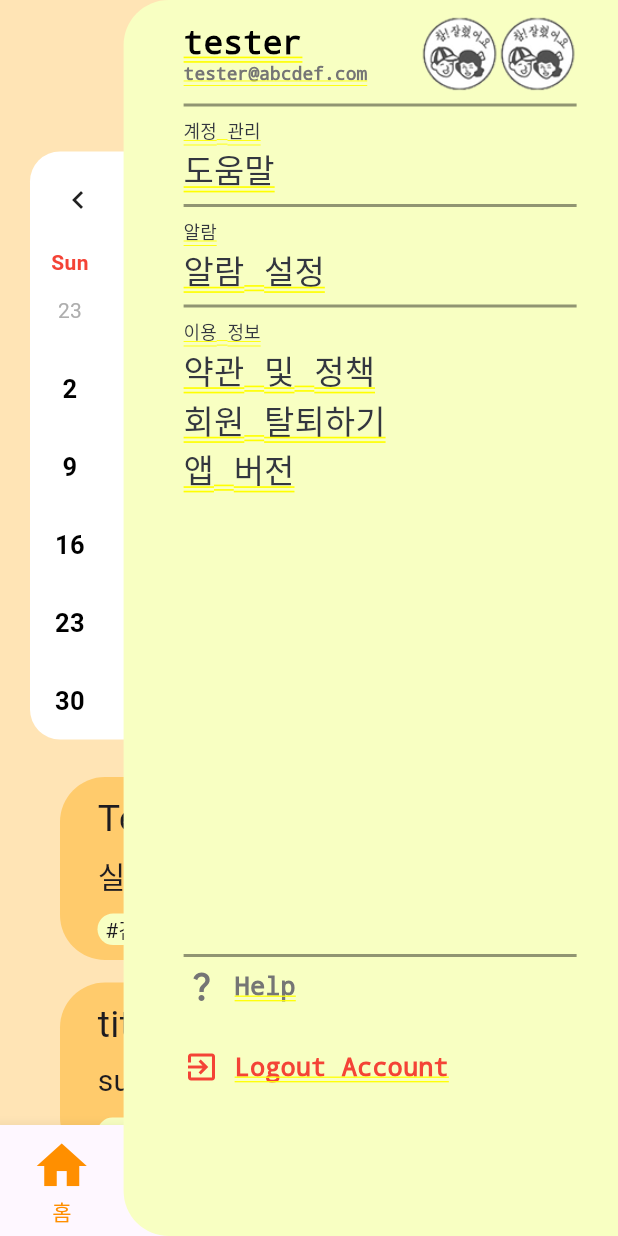
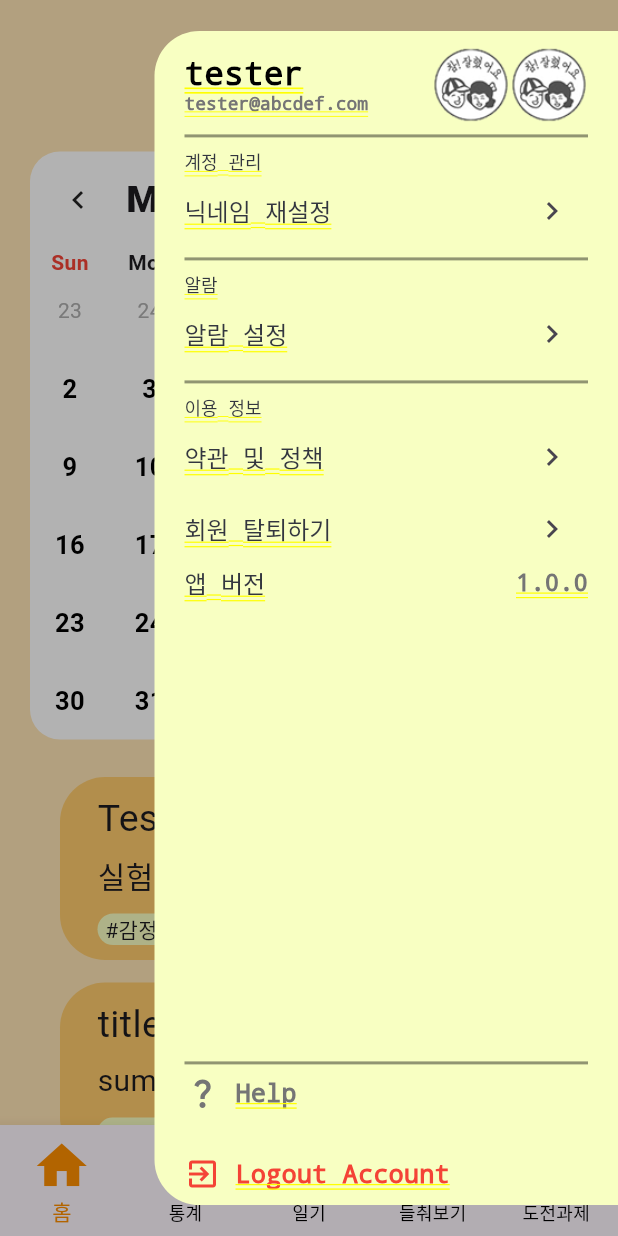
Before and after one commit to swatper/CapstoneDesign_Diary, a Flutter app: the screen it shows after launch, after a tap on the "menu" icon, on a phone screen of 412 x 824 dp. Run offline on Flutter 3.47's test engine with Material 3 defaults, Android fonts, the phone set to English and light mode, and no system bars; drawn by our look-alikes of table_calendar; missing offline and left inert: custom_calender_picker.

Commit message:
사이드메뉴 임시 저장

```diff
--- a/lib/HomeWindow/homewindow.dart
+++ b/lib/HomeWindow/homewindow.dart
@@ -44,8 +44,8 @@ class _HomeWindowState extends State<HomeWindow> {
         pageBuilder: (context, animation, secondaryAnimation) {
           return SlideTransition(
             position: Tween<Offset>(
-              begin: Offset(1.0, 0.0),
-              end: Offset(0.2, 0.0),
+              begin: Offset(1.0, 0),
+              end: Offset(0, 0),
             ).animate(animation),
             child: Menuwidget(),
           );
--- a/lib/HomeWindow/menuwidget.dart
+++ b/lib/HomeWindow/menuwidget.dart
@@ -16,20 +16,59 @@ class _Menuwidget extends State<Menuwidget> {
 
   @override
   Widget build(BuildContext context) {
+    String appVersion = "1.0.0";
     Color infoColor1 = Color(0xff33363F);
     Color infoColor2 = Color(0xff757575);
     double lineThickness = 2.0;
     double titleSize = 12.0;
-    double infoSize = 22.0;
+    double infoSize = 16.0;
     FontWeight fontWeightSet = FontWeight.w300;
 
-    return Container(
+    void nickNameReset() {
+      //닉네임 재설정
+    }
+
+    void alarmSetting() {
+      //알람 설정
+    }
+
+    void showInfo() {
+      //이용 정보
+    }
+
+    void withdrawMembership() {
+      //회원 탈퇴
+    }
+
+    return Stack(
+      children: [
+        //반투명 검은 배경
+        GestureDetector(
+          onTap: () => Navigator.pop(context), //배경 클릭 시 닫힘
+          child: Container(
+            color: Color.fromRGBO(0, 0, 0, 0.3),
+            width: double.infinity,
+            height: double.infinity,
+          ),
+        ),
+        //메뉴 배경
+        Align(
+          alignment: Alignment.centerRight,
+          child: Container(
+            width: MediaQuery.of(context).size.width * 0.75,
+            height: MediaQuery.of(context).size.height * 0.95,
             decoration: BoxDecoration(
               color: Color(0xffF8FFC2),
-        borderRadius: BorderRadius.circular(30),
+              borderRadius: BorderRadius.only(
+                topLeft: Radius.circular(30),
+                bottomLeft: Radius.circular(30),
               ),
+            ),
+            //메뉴 내용
             child: Padding(
-        padding: EdgeInsets.fromLTRB(40, 10, 110, 0),
+              padding: EdgeInsets.symmetric(horizontal: 20),
+              child: Container(
+                margin: EdgeInsets.only(top: 10),
                 child: Column(
                   crossAxisAlignment: CrossAxisAlignment.start,
                   children: [
@@ -41,7 +80,10 @@ class _Menuwidget extends State<Menuwidget> {
                           children: [
                             Text(
                               "tester",
-                      style: TextStyle(color: Colors.black, fontSize: 22),
+                              style: TextStyle(
+                                color: Colors.black,
+                                fontSize: 22,
+                              ),
                             ),
                             Text(
                               "tester@abcdef.com",
@@ -75,13 +117,22 @@ class _Menuwidget extends State<Menuwidget> {
                         fontWeight: fontWeightSet,
                       ),
                     ),
+                    Row(
+                      mainAxisAlignment: MainAxisAlignment.spaceBetween,
+                      children: [
                         Text(
-              "도움말",
+                          "닉네임 재설정",
                           style: TextStyle(
                             color: infoColor1,
                             fontSize: infoSize,
                             fontWeight: fontWeightSet,
                           ),
+                        ),
+                        IconButton(
+                          onPressed: nickNameReset,
+                          icon: Icon(Icons.chevron_right_sharp),
+                        ),
+                      ],
                     ),
                     Divider(color: Color(0xff919572), thickness: lineThickness),
                     Text(
@@ -92,6 +143,9 @@ class _Menuwidget extends State<Menuwidget> {
                         fontWeight: fontWeightSet,
                       ),
                     ),
+                    Row(
+                      mainAxisAlignment: MainAxisAlignment.spaceBetween,
+                      children: [
                         Text(
                           "알람 설정",
                           style: TextStyle(
@@ -99,6 +153,12 @@ class _Menuwidget extends State<Menuwidget> {
                             fontSize: infoSize,
                             fontWeight: fontWeightSet,
                           ),
+                        ),
+                        IconButton(
+                          onPressed: alarmSetting,
+                          icon: Icon(Icons.chevron_right_sharp),
+                        ),
+                      ],
                     ),
                     Divider(color: Color(0xff919572), thickness: lineThickness),
                     Text(
@@ -109,6 +169,9 @@ class _Menuwidget extends State<Menuwidget> {
                         fontWeight: fontWeightSet,
                       ),
                     ),
+                    Row(
+                      mainAxisAlignment: MainAxisAlignment.spaceBetween,
+                      children: [
                         Text(
                           "약관 및 정책",
                           style: TextStyle(
@@ -117,6 +180,15 @@ class _Menuwidget extends State<Menuwidget> {
                             fontWeight: fontWeightSet,
                           ),
                         ),
+                        IconButton(
+                          onPressed: showInfo,
+                          icon: Icon(Icons.chevron_right_sharp),
+                        ),
+                      ],
+                    ),
+                    Row(
+                      mainAxisAlignment: MainAxisAlignment.spaceBetween,
+                      children: [
                         Text(
                           "회원 탈퇴하기",
                           style: TextStyle(
@@ -125,6 +197,15 @@ class _Menuwidget extends State<Menuwidget> {
                             fontWeight: fontWeightSet,
                           ),
                         ),
+                        IconButton(
+                          onPressed: withdrawMembership,
+                          icon: Icon(Icons.chevron_right_sharp),
+                        ),
+                      ],
+                    ),
+                    Row(
+                      mainAxisAlignment: MainAxisAlignment.spaceBetween,
+                      children: [
                         Text(
                           "앱 버전",
                           style: TextStyle(
@@ -133,13 +214,28 @@ class _Menuwidget extends State<Menuwidget> {
                             fontWeight: fontWeightSet,
                           ),
                         ),
+                        Text(
+                          appVersion,
+                          style: TextStyle(
+                            color: infoColor2,
+                            fontSize: infoSize,
+                          ),
+                        ),
+                      ],
+                    ),
                     SizedBox(height: 300),
                     Divider(color: Color(0xff919572), thickness: lineThickness),
                     Row(
                       children: [
-                Icon(Icons.question_mark_outlined, color: Color(0xff757575)),
+                        Icon(
+                          Icons.question_mark_outlined,
+                          color: Color(0xff757575),
+                        ),
                         SizedBox(width: 10),
-                Text("Help", style: TextStyle(color: infoColor2, fontSize: 17)),
+                        Text(
+                          "Help",
+                          style: TextStyle(color: infoColor2, fontSize: 17),
+                        ),
                       ],
                     ),
                     SizedBox(height: 30),
@@ -156,6 +252,10 @@ class _Menuwidget extends State<Menuwidget> {
                   ],
                 ),
               ),
+            ),
+          ),
+        ),
+      ],
     );
   }
 }
```
Lines whose indentation alone changed are shown as unchanged.
